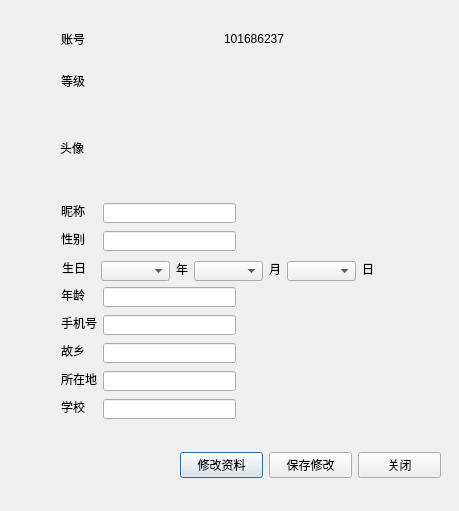
MacinChang/ichat, file userinfo.ui: the form before one commit.
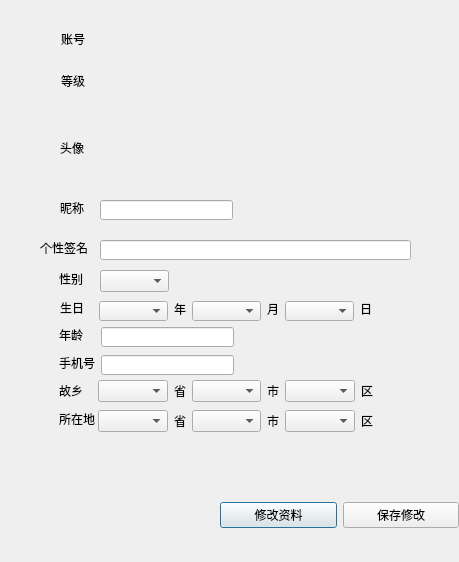
The form after the commit. Icons and pictures are not drawn.

```diff
--- a/userinfo.ui
+++ b/userinfo.ui
@@ -7,7 +7,7 @@
     <x>0</x>
     <y>0</y>
     <width>459</width>
-    <height>511</height>
+    <height>562</height>
    </rect>
   </property>
   <property name="windowTitle">
@@ -16,9 +16,9 @@
   <widget class="QWidget" name="horizontalLayoutWidget">
    <property name="geometry">
     <rect>
-     <x>180</x>
-     <y>420</y>
-     <width>261</width>
+     <x>220</x>
+     <y>470</y>
+     <width>239</width>
      <height>91</height>
     </rect>
    </property>
@@ -28,6 +28,9 @@
       <property name="text">
        <string>修改资料</string>
       </property>
+      <property name="flat">
+       <bool>false</bool>
+      </property>
      </widget>
     </item>
     <item>
@@ -37,20 +40,13 @@
       </property>
      </widget>
     </item>
-    <item>
-     <widget class="QPushButton" name="CloseButton">
-      <property name="text">
-       <string>关闭</string>
-      </property>
-     </widget>
-    </item>
    </layout>
   </widget>
   <widget class="QComboBox" name="YearCombo">
    <property name="geometry">
     <rect>
-     <x>101</x>
-     <y>261</y>
+     <x>99</x>
+     <y>301</y>
      <width>69</width>
      <height>20</height>
     </rect>
@@ -59,8 +55,8 @@
   <widget class="QLabel" name="label_14">
    <property name="geometry">
     <rect>
-     <x>176</x>
-     <y>261</y>
+     <x>174</x>
+     <y>301</y>
      <width>16</width>
      <height>16</height>
     </rect>
@@ -72,8 +68,8 @@
   <widget class="QComboBox" name="MonthCombo">
    <property name="geometry">
     <rect>
-     <x>194</x>
-     <y>261</y>
+     <x>192</x>
+     <y>301</y>
      <width>69</width>
      <height>20</height>
     </rect>
@@ -82,8 +78,8 @@
   <widget class="QLabel" name="label_15">
    <property name="geometry">
     <rect>
-     <x>269</x>
-     <y>261</y>
+     <x>267</x>
+     <y>301</y>
      <width>16</width>
      <height>16</height>
     </rect>
@@ -95,8 +91,8 @@
   <widget class="QComboBox" name="DateCombo">
    <property name="geometry">
     <rect>
-     <x>287</x>
-     <y>261</y>
+     <x>285</x>
+     <y>301</y>
      <width>69</width>
      <height>20</height>
     </rect>
@@ -105,8 +101,8 @@
   <widget class="QLabel" name="label_16">
    <property name="geometry">
     <rect>
-     <x>362</x>
-     <y>261</y>
+     <x>360</x>
+     <y>301</y>
      <width>16</width>
      <height>16</height>
     </rect>
@@ -118,21 +114,21 @@
   <widget class="QLabel" name="label_2">
    <property name="geometry">
     <rect>
-     <x>61</x>
-     <y>203</y>
-     <width>24</width>
+     <x>40</x>
+     <y>240</y>
+     <width>48</width>
      <height>16</height>
     </rect>
    </property>
    <property name="text">
-    <string>昵称</string>
+    <string>个性签名</string>
    </property>
   </widget>
   <widget class="QLabel" name="label_4">
    <property name="geometry">
     <rect>
-     <x>61</x>
-     <y>231</y>
+     <x>59</x>
+     <y>271</y>
      <width>24</width>
      <height>16</height>
     </rect>
@@ -141,24 +137,11 @@
     <string>性别</string>
    </property>
   </widget>
-  <widget class="QLabel" name="label_10">
-   <property name="geometry">
-    <rect>
-     <x>61</x>
-     <y>399</y>
-     <width>24</width>
-     <height>16</height>
-    </rect>
-   </property>
-   <property name="text">
-    <string>学校</string>
-   </property>
-  </widget>
   <widget class="QLabel" name="label_6">
    <property name="geometry">
     <rect>
-     <x>61</x>
-     <y>287</y>
+     <x>59</x>
+     <y>327</y>
      <width>24</width>
      <height>16</height>
     </rect>
@@ -170,8 +153,8 @@
   <widget class="QLabel" name="label_9">
    <property name="geometry">
     <rect>
-     <x>61</x>
-     <y>371</y>
+     <x>59</x>
+     <y>411</y>
      <width>36</width>
      <height>16</height>
     </rect>
@@ -183,8 +166,8 @@
   <widget class="QLabel" name="label_7">
    <property name="geometry">
     <rect>
-     <x>61</x>
-     <y>315</y>
+     <x>59</x>
+     <y>355</y>
      <width>36</width>
      <height>16</height>
     </rect>
@@ -196,19 +179,9 @@
   <widget class="QLineEdit" name="HomeEdit">
    <property name="geometry">
     <rect>
-     <x>103</x>
-     <y>343</y>
-     <width>133</width>
-     <height>20</height>
-    </rect>
-   </property>
-  </widget>
-  <widget class="QLineEdit" name="NameEdit">
-   <property name="geometry">
-    <rect>
-     <x>103</x>
-     <y>203</y>
-     <width>133</width>
+     <x>100</x>
+     <y>240</y>
+     <width>311</width>
      <height>20</height>
     </rect>
    </property>
@@ -219,18 +192,8 @@
   <widget class="QLineEdit" name="PhoneEdit">
    <property name="geometry">
     <rect>
-     <x>103</x>
-     <y>315</y>
-     <width>133</width>
-     <height>20</height>
-    </rect>
-   </property>
-  </widget>
-  <widget class="QLineEdit" name="SchoolEdit">
-   <property name="geometry">
-    <rect>
-     <x>103</x>
-     <y>399</y>
+     <x>101</x>
+     <y>355</y>
      <width>133</width>
      <height>20</height>
     </rect>
@@ -239,8 +202,8 @@
   <widget class="QLineEdit" name="AgeEdit">
    <property name="geometry">
     <rect>
-     <x>103</x>
-     <y>287</y>
+     <x>101</x>
+     <y>327</y>
      <width>133</width>
      <height>20</height>
     </rect>
@@ -249,8 +212,8 @@
   <widget class="QLabel" name="label_8">
    <property name="geometry">
     <rect>
-     <x>61</x>
-     <y>343</y>
+     <x>59</x>
+     <y>383</y>
      <width>24</width>
      <height>16</height>
     </rect>
@@ -259,31 +222,11 @@
     <string>故乡</string>
    </property>
   </widget>
-  <widget class="QLineEdit" name="SexEdit">
-   <property name="geometry">
-    <rect>
-     <x>103</x>
-     <y>231</y>
-     <width>133</width>
-     <height>20</height>
-    </rect>
-   </property>
-  </widget>
-  <widget class="QLineEdit" name="LocationEdit">
-   <property name="geometry">
-    <rect>
-     <x>103</x>
-     <y>371</y>
-     <width>133</width>
-     <height>20</height>
-    </rect>
-   </property>
-  </widget>
   <widget class="QLabel" name="label_5">
    <property name="geometry">
     <rect>
-     <x>62</x>
-     <y>260</y>
+     <x>60</x>
+     <y>300</y>
      <width>24</width>
      <height>16</height>
     </rect>
@@ -295,8 +238,8 @@
   <widget class="QLabel" name="lvLabel">
    <property name="geometry">
     <rect>
-     <x>224</x>
-     <y>73</y>
+     <x>130</x>
+     <y>70</y>
      <width>76</width>
      <height>22</height>
     </rect>
@@ -311,14 +254,14 @@
   <widget class="QLabel" name="label_13">
    <property name="geometry">
     <rect>
-     <x>224</x>
-     <y>31</y>
+     <x>130</x>
+     <y>30</y>
      <width>60</width>
      <height>16</height>
     </rect>
    </property>
    <property name="text">
-    <string>1016862375</string>
+    <string/>
    </property>
   </widget>
   <widget class="QLabel" name="label">
@@ -363,8 +306,8 @@
   <widget class="QPushButton" name="FaceButton">
    <property name="geometry">
     <rect>
-     <x>224</x>
-     <y>115</y>
+     <x>120</x>
+     <y>120</y>
      <width>72</width>
      <height>68</height>
     </rect>
@@ -386,6 +329,168 @@
     <bool>true</bool>
    </property>
   </widget>
+  <widget class="QLabel" name="label_11">
+   <property name="geometry">
+    <rect>
+     <x>99</x>
+     <y>371</y>
+     <width>16</width>
+     <height>16</height>
+    </rect>
+   </property>
+   <property name="text">
+    <string/>
+   </property>
+   <property name="pixmap">
+    <pixmap>:/C:/Users/Wang/Desktop/Image/t01eb0ee49bbc2a79ea.jpg</pixmap>
+   </property>
+  </widget>
+  <widget class="QWidget" name="layoutWidget">
+   <property name="geometry">
+    <rect>
+     <x>98</x>
+     <y>380</y>
+     <width>275</width>
+     <height>22</height>
+    </rect>
+   </property>
+   <layout class="QHBoxLayout" name="horizontalLayout_2">
+    <item>
+     <widget class="QComboBox" name="HomeP"/>
+    </item>
+    <item>
+     <widget class="QLabel" name="label_18">
+      <property name="text">
+       <string>省</string>
+      </property>
+     </widget>
+    </item>
+    <item>
+     <widget class="QComboBox" name="HomeC"/>
+    </item>
+    <item>
+     <widget class="QLabel" name="label_19">
+      <property name="text">
+       <string>市</string>
+      </property>
+     </widget>
+    </item>
+    <item>
+     <widget class="QComboBox" name="HomeL"/>
+    </item>
+    <item>
+     <widget class="QLabel" name="label_20">
+      <property name="text">
+       <string>区</string>
+      </property>
+     </widget>
+    </item>
+   </layout>
+  </widget>
+  <widget class="QWidget" name="layoutWidget">
+   <property name="geometry">
+    <rect>
+     <x>98</x>
+     <y>410</y>
+     <width>275</width>
+     <height>22</height>
+    </rect>
+   </property>
+   <layout class="QHBoxLayout" name="horizontalLayout_3">
+    <item>
+     <widget class="QComboBox" name="LocalP"/>
+    </item>
+    <item>
+     <widget class="QLabel" name="label_21">
+      <property name="text">
+       <string>省</string>
+      </property>
+     </widget>
+    </item>
+    <item>
+     <widget class="QComboBox" name="LocalC"/>
+    </item>
+    <item>
+     <widget class="QLabel" name="label_22">
+      <property name="text">
+       <string>市</string>
+      </property>
+     </widget>
+    </item>
+    <item>
+     <widget class="QComboBox" name="LocalL"/>
+    </item>
+    <item>
+     <widget class="QLabel" name="label_23">
+      <property name="text">
+       <string>区</string>
+      </property>
+     </widget>
+    </item>
+   </layout>
+  </widget>
+  <widget class="QLabel" name="label_13">
+   <property name="geometry">
+    <rect>
+     <x>60</x>
+     <y>200</y>
+     <width>24</width>
+     <height>16</height>
+    </rect>
+   </property>
+   <property name="text">
+    <string>昵称</string>
+   </property>
+  </widget>
+  <widget class="QLineEdit" name="NameEdit">
+   <property name="geometry">
+    <rect>
+     <x>100</x>
+     <y>200</y>
+     <width>133</width>
+     <height>20</height>
+    </rect>
+   </property>
+  </widget>
+  <widget class="QComboBox" name="SexCombo">
+   <property name="geometry">
+    <rect>
+     <x>100</x>
+     <y>270</y>
+     <width>69</width>
+     <height>22</height>
+    </rect>
+   </property>
+  </widget>
+  <zorder>layoutWidget</zorder>
+  <zorder>layoutWidget</zorder>
+  <zorder>label_11</zorder>
+  <zorder>horizontalLayoutWidget</zorder>
+  <zorder>YearCombo</zorder>
+  <zorder>label_14</zorder>
+  <zorder>MonthCombo</zorder>
+  <zorder>label_15</zorder>
+  <zorder>DateCombo</zorder>
+  <zorder>label_16</zorder>
+  <zorder>label_2</zorder>
+  <zorder>label_4</zorder>
+  <zorder>label_6</zorder>
+  <zorder>label_9</zorder>
+  <zorder>label_7</zorder>
+  <zorder>SignEdit</zorder>
+  <zorder>PhoneEdit</zorder>
+  <zorder>AgeEdit</zorder>
+  <zorder>label_8</zorder>
+  <zorder>label_5</zorder>
+  <zorder>lvLabel</zorder>
+  <zorder>AccountList</zorder>
+  <zorder>label</zorder>
+  <zorder>label_12</zorder>
+  <zorder>label_3</zorder>
+  <zorder>FaceButton</zorder>
+  <zorder>label_13</zorder>
+  <zorder>NameEdit</zorder>
+  <zorder>SexCombo</zorder>
  </widget>
  <resources>
   <include location="resource.qrc"/>
```
Left out of the diff: 15 changed lines with no effect on the pictures.
